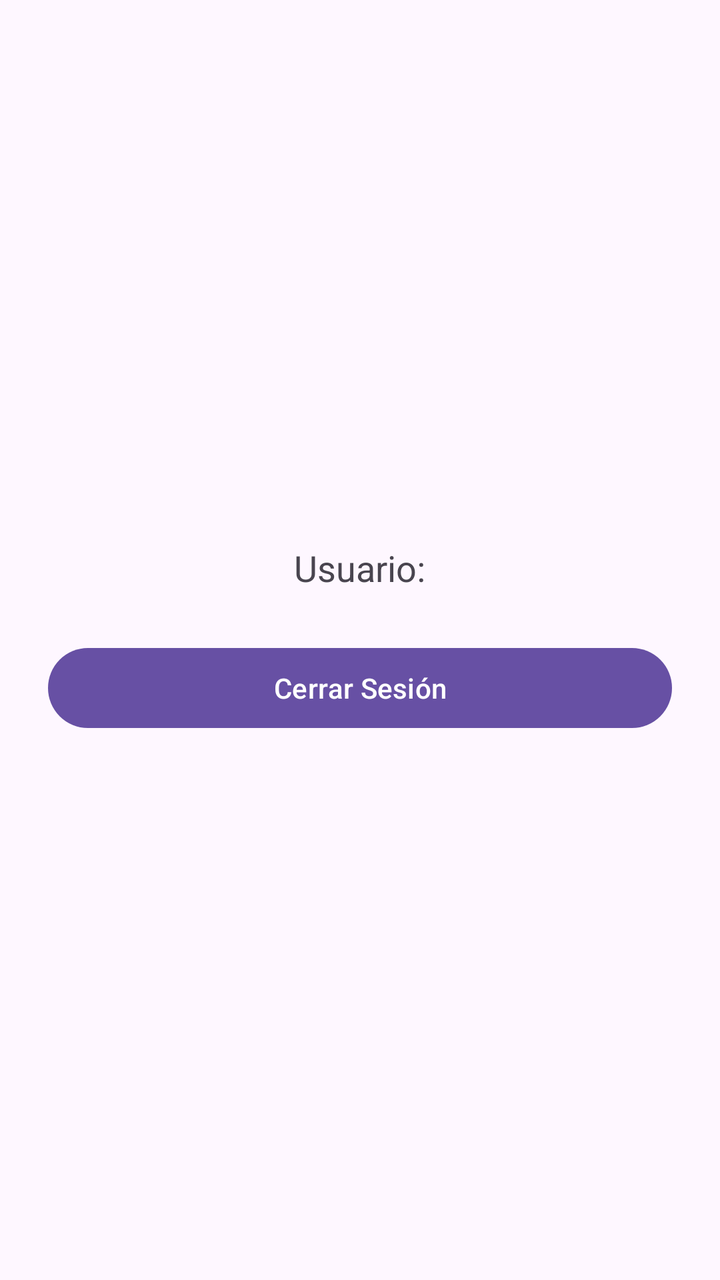
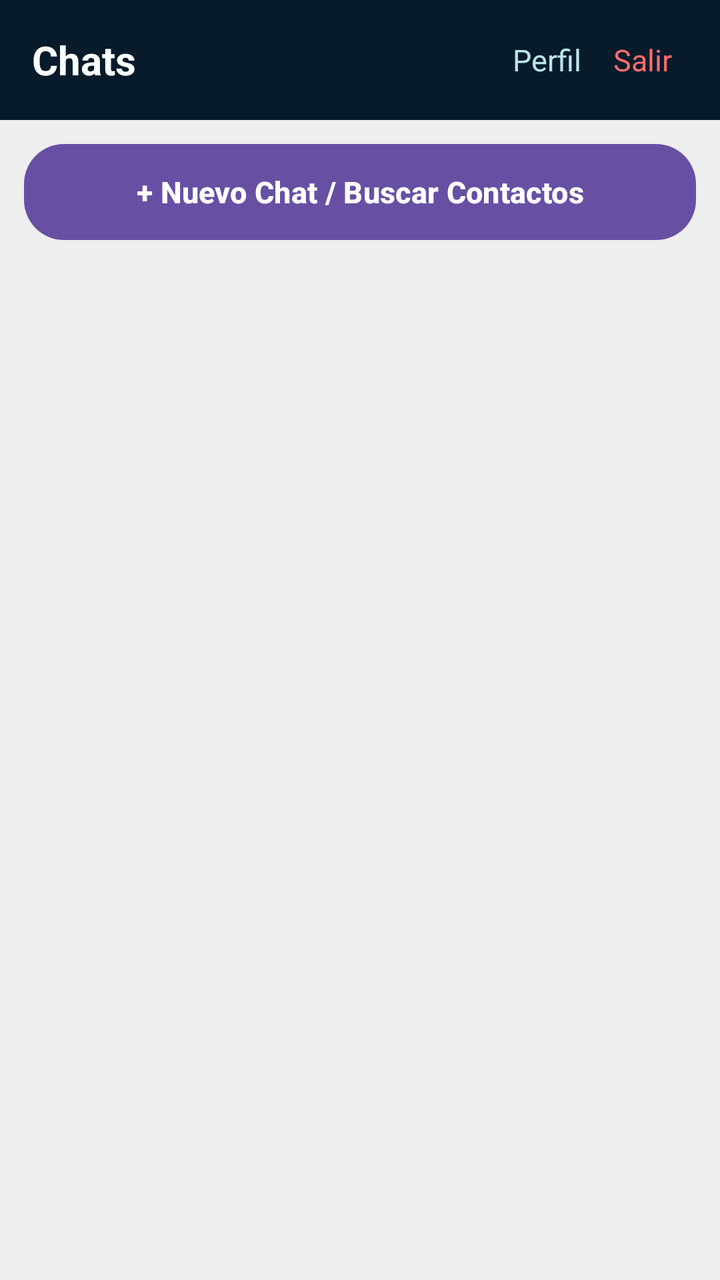

An Android layout rendered at two revisions. The XML below is the earlier revision; the diff shows what the commit changed to produce the second picture.
<!-- AndroidManifest.xml: application theme Theme.CloneWhatsApp -->
<!-- res/layout/activity_main.xml -->
<?xml version="1.0" encoding="utf-8"?>
<LinearLayout xmlns:android="http://schemas.android.com/apk/res/android"
    android:layout_width="match_parent"
    android:layout_height="match_parent"
    android:orientation="vertical"
    android:gravity="center"
    android:padding="24dp">

    <TextView
        android:id="@+id/tvUserEmail"
        android:layout_width="wrap_content"
        android:layout_height="wrap_content"
        android:text="Usuario:"
        android:textSize="18sp"
        android:layout_marginBottom="24dp"/>

    <Button
        android:id="@+id/btnLogout"
        android:layout_width="match_parent"
        android:layout_height="wrap_content"
        android:text="Cerrar Sesión"/>

</LinearLayout>
<!-- resources referenced by this layout -->
<resources>
  <style name="Theme.CloneWhatsApp" parent="Base.Theme.CloneWhatsApp" />
  <style name="Base.Theme.CloneWhatsApp" parent="Theme.Material3.DayNight.NoActionBar">
          
          
      </style>
</resources>

<!-- the commit's change to res/layout/activity_main.xml (unified diff, before → after) -->
@@ -3,21 +3,66 @@
     android:layout_width="match_parent"
     android:layout_height="match_parent"
     android:orientation="vertical"
-    android:gravity="center"
-    android:padding="24dp">
+    android:background="@color/kakao_bg">
 
-    <TextView
-        android:id="@+id/tvUserEmail"
-        android:layout_width="wrap_content"
-        android:layout_height="wrap_content"
-        android:text="Usuario:"
-        android:textSize="18sp"
-        android:layout_marginBottom="24dp"/>
+    
+    <LinearLayout
+        android:layout_width="match_parent"
+        android:layout_height="60dp"
+        android:background="@color/kakao_dark"
+        android:orientation="horizontal"
+        android:gravity="center_vertical"
+        android:paddingHorizontal="16dp">
 
-    <Button
-        android:id="@+id/btnLogout"
+        <TextView
+            android:layout_width="0dp"
+            android:layout_height="wrap_content"
+            android:layout_weight="1"
+            android:text="Chats"
+            android:textColor="@color/white"
+            android:textSize="20sp"
+            android:textStyle="bold"/>
+
+        <TextView
+            android:id="@+id/btnMainProfile"
+            android:layout_width="wrap_content"
+            android:layout_height="wrap_content"
+            android:text="Perfil"
+            android:textColor="@color/kakao_light_teal"
+            android:textSize="15sp"
+            android:padding="8dp"/>
+
+        <TextView
+            android:id="@+id/btnMainLogout"
+            android:layout_width="wrap_content"
+            android:layout_height="wrap_content"
+            android:text="Salir"
+            android:textColor="#FF6B6B"
+            android:textSize="15sp"
+            android:padding="8dp"/>
+    </LinearLayout>
+
+    <FrameLayout
         android:layout_width="match_parent"
         android:layout_height="wrap_content"
-        android:text="Cerrar Sesión"/>
+        android:padding="12dp">
+
+        <Button
+            android:id="@+id/btnNewChat"
+            android:layout_width="match_parent"
+            android:layout_height="48dp"
+            android:background="@drawable/bg_button_teal"
+            android:text="+ Nuevo Chat / Buscar Contactos"
+            android:textColor="@color/white"
+            android:textAllCaps="false"
+            android:textSize="15sp"
+            android:textStyle="bold"/>
+    </FrameLayout>
+
+    <androidx.recyclerview.widget.RecyclerView
+        android:id="@+id/rvConversations"
+        android:layout_width="match_parent"
+        android:layout_height="match_parent"
+        android:paddingHorizontal="8dp"/>
 
 </LinearLayout>
<!-- resource entries referenced after the edit -->
@@ -1,6 +1,17 @@
 <!-- resources referenced by this layout -->
 <resources>
+  <color name="kakao_bg">#EEEEEE</color>
+  <color name="kakao_dark">#071B2B</color>
+  <color name="kakao_light_teal">#B9E4E8</color>
+  <color name="white">#FFFFFF</color>
+  <!-- drawable bg_button_teal (drawable) -->
+  <?xml version="1.0" encoding="utf-8"?>
+  <shape xmlns:android="http://schemas.android.com/apk/res/android">
+      <solid android:color="@color/kakao_teal"/>
+      <corners android:radius="20dp"/>
+  </shape>
   <style name="Theme.CloneWhatsApp" parent="Base.Theme.CloneWhatsApp" />
+  <color name="kakao_teal">#167D8D</color>
   <style name="Base.Theme.CloneWhatsApp" parent="Theme.Material3.DayNight.NoActionBar">
           
           
